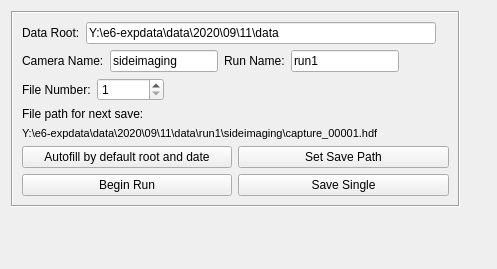
Qt form ui_components/saveboxwidget.ui (jagerber48/jkam_e6) before a commit.
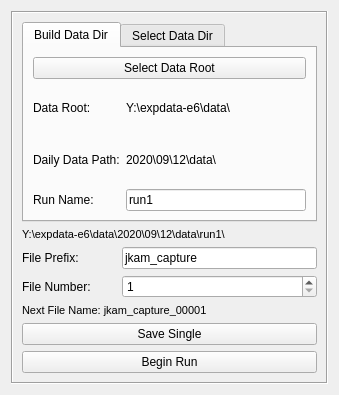
The same form after that commit.

Commit message: Lots of ui work. Two modes for choosing save directory. Updating code in saveboxwidget.py

The edit to the form file:
```diff
--- a/ui_components/saveboxwidget.ui
+++ b/ui_components/saveboxwidget.ui
@@ -6,28 +6,15 @@
    <rect>
     <x>0</x>
     <y>0</y>
-    <width>497</width>
-    <height>269</height>
+    <width>339</width>
+    <height>395</height>
    </rect>
   </property>
   <property name="windowTitle">
    <string>Form</string>
   </property>
   <layout class="QGridLayout" name="gridLayout">
-   <item row="2" column="1" colspan="2">
-    <spacer name="verticalSpacer">
-     <property name="orientation">
-      <enum>Qt::Vertical</enum>
-     </property>
-     <property name="sizeHint" stdset="0">
-      <size>
-       <width>20</width>
-       <height>40</height>
-      </size>
-     </property>
-    </spacer>
-   </item>
-   <item row="1" column="1" colspan="2">
+   <item row="0" column="0" rowspan="2" colspan="2">
     <widget class="QFrame" name="frame">
      <property name="frameShape">
       <enum>QFrame::Box</enum>
@@ -36,188 +23,158 @@
       <enum>QFrame::Sunken</enum>
      </property>
      <layout class="QGridLayout" name="gridLayout_2">
-      <item row="6" column="0">
-       <widget class="QPushButton" name="autofill_pushButton">
+      <item row="11" column="0" colspan="3">
+       <widget class="QLabel" name="file_path_label">
+        <property name="font">
+         <font>
+          <pointsize>8</pointsize>
+         </font>
+        </property>
         <property name="text">
-         <string>Autofill by default root and date</string>
+         <string>Next File Name: jkam_capture_00001</string>
         </property>
        </widget>
       </item>
-      <item row="7" column="1">
+      <item row="12" column="0" colspan="3">
        <widget class="QPushButton" name="save_single_pushButton">
         <property name="text">
          <string>Save Single</string>
         </property>
        </widget>
       </item>
-      <item row="4" column="0" colspan="2">
-       <widget class="QLabel" name="file_path_label">
-        <property name="font">
-         <font>
-          <pointsize>8</pointsize>
-         </font>
-        </property>
+      <item row="3" column="1" colspan="2">
+       <widget class="QLineEdit" name="file_prefix_lineEdit">
         <property name="text">
-         <string>Y:\e6-expdata\data\2020\09\11\data\run1\sideimaging\capture_00001.hdf</string>
+         <string>jkam_capture</string>
         </property>
        </widget>
       </item>
-      <item row="3" column="0" colspan="2">
-       <widget class="QLabel" name="file_path_text_label">
-        <property name="text">
-         <string>File path for next save: </string>
-        </property>
-       </widget>
-      </item>
-      <item row="0" column="0" colspan="2">
-       <layout class="QHBoxLayout" name="horizontalLayout_2">
-        <item>
-         <widget class="QLabel" name="data_root_label">
-          <property name="text">
-           <string>Data Root:</string>
-          </property>
-         </widget>
-        </item>
-        <item>
-         <widget class="QLineEdit" name="data_root_lineEdit">
-          <property name="minimumSize">
-           <size>
-            <width>350</width>
-            <height>0</height>
-           </size>
-          </property>
-          <property name="text">
-           <string>Y:\e6-expdata\data\2020\09\11\data</string>
-          </property>
-         </widget>
-        </item>
-        <item>
-         <spacer name="horizontalSpacer_6">
-          <property name="orientation">
-           <enum>Qt::Horizontal</enum>
-          </property>
-          <property name="sizeHint" stdset="0">
-           <size>
-            <width>40</width>
-            <height>20</height>
-           </size>
-          </property>
-         </spacer>
-        </item>
-       </layout>
-      </item>
-      <item row="1" column="0" colspan="2">
-       <layout class="QHBoxLayout" name="horizontalLayout_3">
-        <item>
-         <widget class="QLabel" name="camera_name_label">
-          <property name="text">
-           <string>Camera Name:</string>
-          </property>
-         </widget>
-        </item>
-        <item>
-         <widget class="QLineEdit" name="camera_name_lineEdit">
-          <property name="text">
-           <string>sideimaging</string>
-          </property>
-         </widget>
-        </item>
-        <item>
-         <widget class="QLabel" name="run_name_label">
-          <property name="text">
-           <string>Run Name:</string>
-          </property>
-         </widget>
-        </item>
-        <item>
-         <widget class="QLineEdit" name="run_name_lineEdit">
-          <property name="text">
-           <string>run1</string>
-          </property>
-         </widget>
-        </item>
-        <item>
-         <spacer name="horizontalSpacer_4">
-          <property name="orientation">
-           <enum>Qt::Horizontal</enum>
-          </property>
-          <property name="sizeHint" stdset="0">
-           <size>
-            <width>40</width>
-            <height>20</height>
-           </size>
-          </property>
-         </spacer>
-        </item>
-       </layout>
-      </item>
-      <item row="2" column="0" colspan="2">
-       <layout class="QHBoxLayout" name="horizontalLayout_4">
-        <item>
-         <widget class="QLabel" name="file_number_label">
-          <property name="text">
-           <string>File Number:</string>
-          </property>
-         </widget>
-        </item>
-        <item>
-         <widget class="QSpinBox" name="file_number_spinBox">
-          <property name="minimum">
-           <number>1</number>
-          </property>
-          <property name="maximum">
-           <number>100000</number>
-          </property>
-          <property name="value">
-           <number>1</number>
-          </property>
-         </widget>
-        </item>
-        <item>
-         <spacer name="horizontalSpacer">
-          <property name="orientation">
-           <enum>Qt::Horizontal</enum>
-          </property>
-          <property name="sizeHint" stdset="0">
-           <size>
-            <width>40</width>
-            <height>20</height>
-           </size>
-          </property>
-         </spacer>
-        </item>
-       </layout>
-      </item>
-      <item row="7" column="0">
+      <item row="18" column="0" colspan="3">
        <widget class="QPushButton" name="run_pushButton">
         <property name="text">
          <string>Begin Run</string>
         </property>
        </widget>
       </item>
-      <item row="6" column="1">
-       <widget class="QPushButton" name="set_save_path_pushButton">
+      <item row="10" column="0">
+       <widget class="QLabel" name="file_number_label">
         <property name="text">
-         <string>Set Save Path</string>
+         <string>File Number:</string>
+        </property>
+       </widget>
+      </item>
+      <item row="10" column="1" colspan="2">
+       <widget class="QSpinBox" name="file_number_spinBox">
+        <property name="minimum">
+         <number>1</number>
+        </property>
+        <property name="maximum">
+         <number>100000</number>
+        </property>
+        <property name="value">
+         <number>1</number>
+        </property>
+       </widget>
+      </item>
+      <item row="3" column="0">
+       <widget class="QLabel" name="file_prefix_label">
+        <property name="text">
+         <string>File Prefix:</string>
+        </property>
+       </widget>
+      </item>
+      <item row="1" column="0" colspan="3">
+       <widget class="QTabWidget" name="tabWidget">
+        <property name="currentIndex">
+         <number>0</number>
+        </property>
+        <widget class="QWidget" name="build_dir_tab">
+         <attribute name="title">
+          <string>Build Data Dir</string>
+         </attribute>
+         <layout class="QGridLayout" name="gridLayout_4">
+          <item row="2" column="0">
+           <widget class="QLabel" name="daily_path_label">
+            <property name="text">
+             <string>Daily Data Path:</string>
+            </property>
+           </widget>
+          </item>
+          <item row="3" column="1">
+           <widget class="QLineEdit" name="run_name_lineEdit">
+            <property name="text">
+             <string>run1</string>
+            </property>
+           </widget>
+          </item>
+          <item row="1" column="1">
+           <widget class="QLabel" name="data_root_value_label">
+            <property name="text">
+             <string>Y:\expdata-e6\data\</string>
+            </property>
+           </widget>
+          </item>
+          <item row="3" column="0">
+           <widget class="QLabel" name="run_name_label">
+            <property name="text">
+             <string>Run Name:</string>
+            </property>
+           </widget>
+          </item>
+          <item row="1" column="0">
+           <widget class="QLabel" name="data_root_label">
+            <property name="text">
+             <string>Data Root:</string>
+            </property>
+           </widget>
+          </item>
+          <item row="2" column="1">
+           <widget class="QLabel" name="daily_path_value_label">
+            <property name="text">
+             <string>2020\09\12\data\</string>
+            </property>
+           </widget>
+          </item>
+          <item row="0" column="0" colspan="2">
+           <widget class="QPushButton" name="data_root_pushButton">
+            <property name="text">
+             <string>Select Data Root</string>
+            </property>
+           </widget>
+          </item>
+         </layout>
+        </widget>
+        <widget class="QWidget" name="select_dir_tab">
+         <attribute name="title">
+          <string>Select Data Dir</string>
+         </attribute>
+         <layout class="QGridLayout" name="gridLayout_5">
+          <item row="0" column="0">
+           <widget class="QPushButton" name="select_data_pushButton">
+            <property name="text">
+             <string>Select Data Directory</string>
+            </property>
+           </widget>
+          </item>
+         </layout>
+        </widget>
+       </widget>
+      </item>
+      <item row="2" column="0" colspan="3">
+       <widget class="QLabel" name="data_dir_label">
+        <property name="font">
+         <font>
+          <pointsize>8</pointsize>
+         </font>
+        </property>
+        <property name="text">
+         <string>Y:\expdata-e6\data\2020\09\12\data\run1\</string>
         </property>
        </widget>
       </item>
      </layout>
     </widget>
    </item>
-   <item row="1" column="4">
-    <spacer name="horizontalSpacer_5">
-     <property name="orientation">
-      <enum>Qt::Horizontal</enum>
-     </property>
-     <property name="sizeHint" stdset="0">
-      <size>
-       <width>40</width>
-       <height>20</height>
-      </size>
-     </property>
-    </spacer>
-   </item>
   </layout>
  </widget>
  <resources/>
```
The commit also changes 9 other files.
